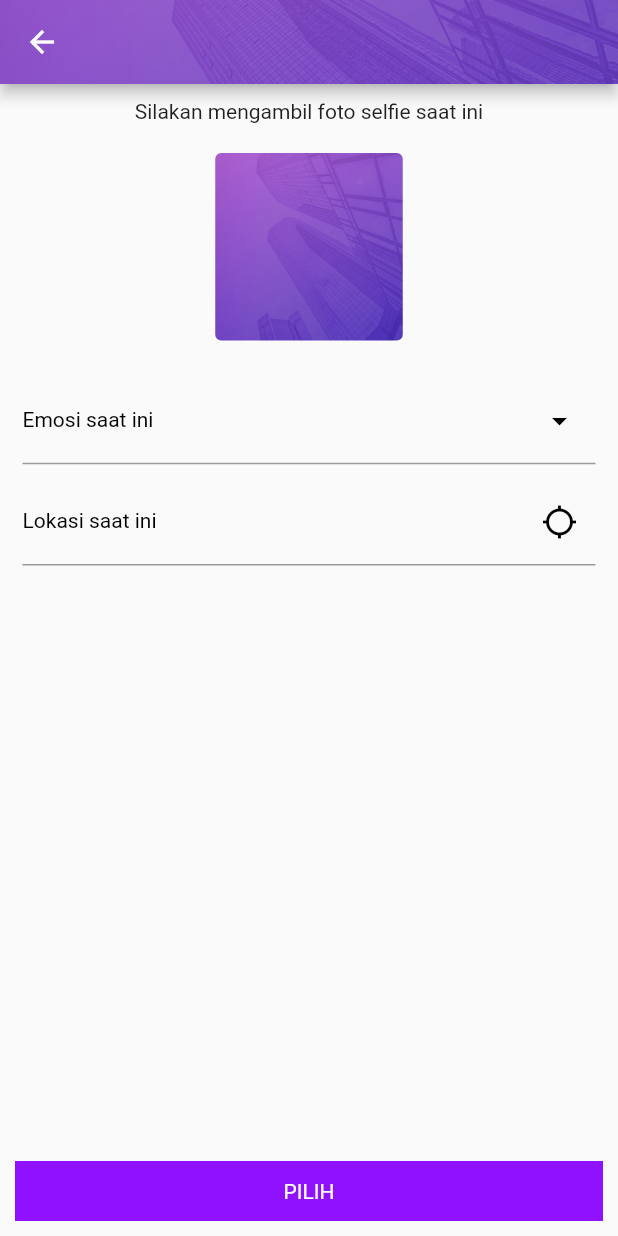
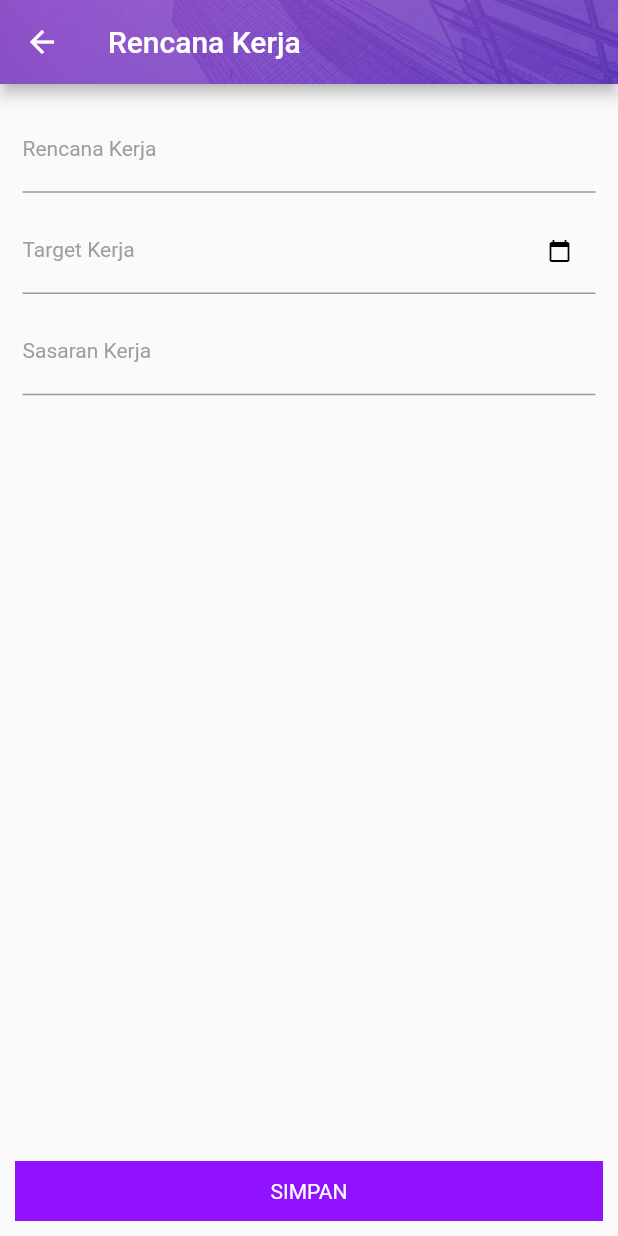
Before and after one commit to alfathdirk/flutter-boilerplate, a Flutter app: the AbsenInOut screen opened by its route, after a tap on "PILIH", on a phone screen of 412 x 824 dp. Run offline on Flutter 3.47's test engine with Material 2 defaults, Android fonts, the phone set to English and light mode, and no system bars; our stand-ins replace dio, flushbar, flutter_mobx, mobx, shared_preferences, validators; missing offline and left inert: inject, loading; accounts and stored records are empty; generated files the repository leaves out were written again.

Commit message:
add mobx

```diff
--- a/lib/main.dart
+++ b/lib/main.dart
@@ -3,7 +3,6 @@ import 'package:inject/inject.dart';
 import 'package:kalaapp/injector/modules/state_store.dart';
 
 import './injector/components/app_component.dart';
-import './injector/modules/rest_network.dart';
 import 'constants/constant.dart';
 import './router.dart';
 import 'ui/splash/splash.dart';
@@ -11,7 +10,7 @@ import 'ui/splash/splash.dart';
 var appComponent;
 
 void main() async {
-  appComponent = await AppComponent.create(NetworkModule(), StateModule());
+  appComponent = await AppComponent.create(StateModule());
   runApp(appComponent.app);
 }
 
--- a/lib/router.dart
+++ b/lib/router.dart
@@ -2,6 +2,7 @@ import 'package:flutter/material.dart';
 import 'package:kalaapp/ui/absensi/absensi.dart';
 import 'package:kalaapp/ui/profile/profile.dart';
 import 'package:kalaapp/ui/task_absensi/task_abensi.dart';
+import 'package:kalaapp/ui/working_plan/working_plan.dart';
 
 import 'ui/home/home.dart';
 import 'ui/login/login.dart';
@@ -20,6 +21,7 @@ class Routes {
   static const String absensi = '/absensi';
   static const String inOutAbsen = '/in_out_absen';
   static const String taskAbsensi = '/task_absensi';
+  static const String workingPlan = '/working_plan';
 
   static final routes = <String, WidgetBuilder>{
     splash: (BuildContext context) => SplashScreen(),
@@ -30,5 +32,6 @@ class Routes {
     absensi: (BuildContext context) => Absensi(),
     inOutAbsen: (BuildContext context) => AbsenInOut(),
     taskAbsensi: (BuildContext context) => TaskAbsensi(),
+    workingPlan: (BuildContext context) => WorkingPlan(),
   };
 }
--- a/lib/store/absensi/store.dart
+++ b/lib/store/absensi/store.dart
@@ -19,4 +19,5 @@ class AbsensiStoreState {
 
   getAbsen() => _absensiStore.absenOption;
 
+
 }
--- a/lib/store/login/login.dart
+++ b/lib/store/login/login.dart
@@ -1,6 +1,6 @@
-import 'package:kalaapp/repository/repository.dart';
 import 'package:kalaapp/main.dart';
 import 'package:kalaapp/store/login/model.dart';
+import 'package:kalaapp/store/login/store.dart';
 
 
 import './error.dart';
@@ -13,7 +13,7 @@ class FormLoginStore = _FormLoginStore with _$FormLoginStore;
 
 abstract class _FormLoginStore with Store {
 
-  Repository _repository = appComponent.getRepository();
+  LoginStoreState _repository = appComponent.getLoginStore();
 
   final FormErrorStore formErrorStore = FormErrorStore();
   final ErrorLoginStore errorStore = ErrorLoginStore();
--- a/lib/repository/repository.dart
+++ b/lib/store/login/store.dart
@@ -5,12 +5,12 @@ import 'package:kalaapp/store/login/model.dart';
 import 'package:kalaapp/helpers/shared_pref.dart';
 // import 'package:sembast/sembast.dart';
 
-class Repository {
+class LoginStoreState {
   // api objects
   final DioClient _dioClient;
   final SharedPreferenceHelper _sharedPrefsHelper;
 
-  Repository(this._dioClient, this._sharedPrefsHelper);
+  LoginStoreState(this._dioClient, this._sharedPrefsHelper);
 
 
   Future<PostLogin> postLogin(url,{ data }) async {
--- a/lib/ui/absen_in_out/absen_in_out.dart
+++ b/lib/ui/absen_in_out/absen_in_out.dart
@@ -1,6 +1,8 @@
 import 'package:flutter/material.dart';
 import 'package:kalaapp/injector/modules/store_component.dart';
 import 'package:kalaapp/widgets/textfield_widget.dart';
+
+import '../../router.dart';
 
 class Todo {
   final title;
@@ -34,11 +36,16 @@ class _AbsenInOutState extends State<AbsenInOut> {
 
   Widget _buildBody(BuildContext context) {
     Size size = MediaQuery.of(context).size;
-    return Container(
+    return SingleChildScrollView(
+      padding: const EdgeInsets.all(8.0),
+      child: Container(
         width: size.width,
+        height: size.height - 150,
         margin: EdgeInsets.all(10),
         child: Column(
-        // mainAxisAlignment: MainAxisAlignment.spaceBetween,
+          children: <Widget>[
+            Expanded(
+              child: Column(
                 children: <Widget>[
                   Text('Silakan mengambil foto selfie saat ini'),
                   GestureDetector(
@@ -96,23 +103,22 @@ class _AbsenInOutState extends State<AbsenInOut> {
                       // errorText: _store.formErrorStore.userEmail,
                     )
                   ),
-          Expanded(
-            child: Align(
-              alignment: Alignment.bottomCenter,
-              child: GestureDetector(
-                onTap: () {},
-                child: Container(
-                  width: MediaQuery.of(context).size.width,
-                  padding: EdgeInsets.all(12.0),
-                  decoration: BoxDecoration(
+                ],
+              ),
+            ),
+
+            RaisedButton(
               color: Color.fromRGBO(144, 17, 254, 1),
-                  ),
-                  child: Text('PILIH', textAlign: TextAlign.center, style: TextStyle(color: Colors.white)),
-                ),
-              )
+              onPressed: () {
+                Navigator.of(context).pushNamed(Routes.workingPlan);
+              },
+              child: const Text(
+                'PILIH',
+                style: TextStyle(fontSize: 16, color: Colors.white )
               ),
             ),
           ],
+        ),
       ),
     );
   }
--- /dev/null
+++ b/lib/ui/working_plan/working_plan.dart
@@ -0,0 +1,120 @@
+import 'dart:async';
+
+import 'package:kalaapp/constants/constant.dart';
+import 'package:kalaapp/router.dart';
+import 'package:kalaapp/widgets/app_icon_widget.dart';
+import 'package:flutter/material.dart';
+import 'package:kalaapp/widgets/textfield_widget.dart';
+import 'package:shared_preferences/shared_preferences.dart';
+
+class WorkingPlan extends StatefulWidget {
+  @override
+  State<StatefulWidget> createState() => _WorkingPlanState();
+}
+
+class _WorkingPlanState extends State<WorkingPlan> {
+  @override
+  void initState() {
+    super.initState();
+  }
+
+  Widget _buildAppBar(BuildContext context) {
+    return AppBar(
+      flexibleSpace: Image(
+        image: AssetImage('assets/images/background_login.png'),
+        fit: BoxFit.cover,
+      ),
+      backgroundColor: Colors.transparent,
+      title: Text('Rencana Kerja'),
+    );
+  }
+
+  @override
+  Widget build(BuildContext context) {
+    var size = MediaQuery.of(context).size;
+    return Scaffold(
+      appBar: _buildAppBar(context),
+      body: Container(
+        width: size.width,
+        margin: EdgeInsets.all(10),
+        child: Column(
+          // mainAxisAlignment: MainAxisAlignment.spaceBetween,
+          children: <Widget>[
+            Padding(
+              padding: EdgeInsets.all(5),
+              child: TextFieldWidget(
+                isSuffixIcon: false,
+                isIcon: false,
+                hint: "Rencana Kerja",
+                inputType: TextInputType.emailAddress,
+                icon: Icons.arrow_drop_down,
+                iconColor: Colors.black,
+                colorInput: Colors.black,
+                // textController: _userEmailController,
+                inputAction: TextInputAction.next,
+                onFieldSubmitted: (value) {
+                  // FocusScope.of(context).requestFocus(_passwordFocusNode);
+                },
+                // errorText: _store.formErrorStore.userEmail,
+              ),
+            ),
+            Padding(
+              padding: EdgeInsets.all(5),
+              child: TextFieldWidget(
+                isSuffixIcon: true,
+                isIcon: false,
+                hint: "Target Kerja",
+                inputType: TextInputType.emailAddress,
+                icon: Icons.calendar_today,
+                iconColor: Colors.black,
+                colorInput: Colors.black,
+                // textController: _userEmailController,
+                inputAction: TextInputAction.next,
+                onFieldSubmitted: (value) {
+                  // FocusScope.of(context).requestFocus(_passwordFocusNode);
+                },
+                // errorText: _store.formErrorStore.userEmail,
+              )
+            ),
+            Padding(
+              padding: EdgeInsets.all(5),
+              child: TextFieldWidget(
+                isSuffixIcon: false,
+                isIcon: false,
+                hint: "Sasaran Kerja",
+                inputType: TextInputType.emailAddress,
+                icon: Icons.location_searching,
+                iconColor: Colors.black,
+                colorInput: Colors.black,
+                // textController: _userEmailController,
+                inputAction: TextInputAction.next,
+                onFieldSubmitted: (value) {
+                  // FocusScope.of(context).requestFocus(_passwordFocusNode);
+                },
+                // errorText: _store.formErrorStore.userEmail,
+              )
+            ),
+            Expanded(
+              child: Align(
+                alignment: Alignment.bottomCenter,
+                child: GestureDetector(
+                  onTap: () {
+                    Navigator.of(context).pushNamed(Routes.workingPlan);
+                  },
+                  child: Container(
+                    width: MediaQuery.of(context).size.width,
+                    padding: EdgeInsets.all(12.0),
+                    decoration: BoxDecoration(
+                      color: Color.fromRGBO(144, 17, 254, 1),
+                    ),
+                    child: Text('SIMPAN', textAlign: TextAlign.center, style: TextStyle(color: Colors.white)),
+                  ),
+                )
+              ),
+            ),
+          ],
+        ),
+      ),
+    );
+  }
+}
--- a/lib/widgets/textfield_widget.dart
+++ b/lib/widgets/textfield_widget.dart
@@ -67,8 +67,8 @@ class TextFieldWidget extends StatelessWidget {
                 Theme.of(context).textTheme.body1.copyWith(color: hintColor),
             errorText: errorText,
             counterText: '',
-            icon: this.isIcon ? Icon(this.icon, color: iconColor) : null,
-            suffixIcon: this.isSuffixIcon ? Icon(this.icon, color: iconColor) : null,
+            icon: this.isIcon ? Icon(this.icon, color: iconColor, size: 16) : null,
+            suffixIcon: this.isSuffixIcon ? Icon(this.icon, color: iconColor, size: 16) : null,
         ),
       ),
     );
--- a/pubspec.yaml
+++ b/pubspec.yaml
@@ -24,7 +24,6 @@ dependencies:
   # Use with the CupertinoIcons class for iOS style icons.
   cupertino_icons: ^0.1.2
   loading: ^1.0.2
-  # The following adds the shared pref as a dependency in your application
   shared_preferences: ^0.5.3+4
   http: ^0.12.0+2
   flutter_launcher_icons: ^0.7.3
@@ -32,11 +31,8 @@ dependencies:
   mobx: ^0.3.8+1
   flutter_mobx: ^0.3.3+1
   mobx_codegen: ^0.3.9+1
-  # An helper to easily exposes a value using InheritedWidget without having to write one.
   provider: ^3.1.0
-  # String validation and sanitization for Dart. Dart 2-compatible version of validator
   validators: ^2.0.0+1
-  # A powerful Http client for Dart
   dio: 2.1.13
   flushbar: ^1.9.0
   inject:
```
Also changed, not shown: lib/injector/components/app_component.dart (+5 -6 lines), lib/injector/components/app_component.inject.dart (+19 -22 lines), lib/injector/modules/rest_network.dart (deleted, +0 -50 lines), lib/injector/modules/state_store.dart (+46 -1 lines), lib/ui/absensi/absensi.dart (+5 -3 lines), lib/injector/modules/rest_network.inject.dart (deleted), lib/repository/repository.inject.dart (deleted), 3 other files. Lines whose indentation alone changed are shown as unchanged.
